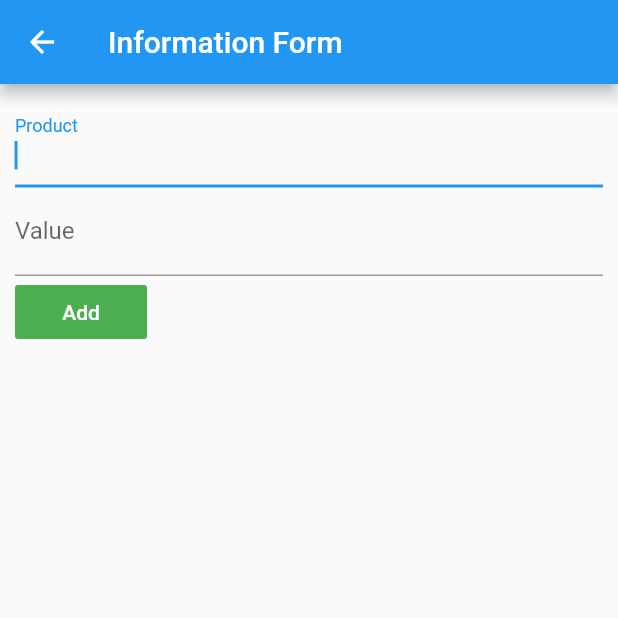
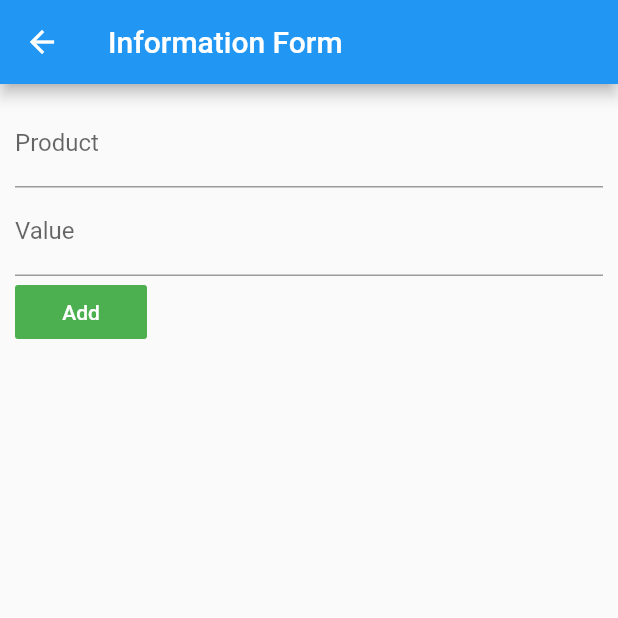
Before and after one commit to Washira/Flutter-items-list-and-database, a Flutter app: the screen it shows after launch, after a tap on the "add" icon, on a phone screen of 412 x 824 dp, the top half of it. Run offline on Flutter 3.47's test engine with Material 2 defaults, Android fonts, the phone set to English and light mode, and no system bars; our stand-ins replace sembast.

```diff
--- a/lib/main.dart
+++ b/lib/main.dart
@@ -1,5 +1,6 @@
 import 'package:flutter/material.dart';
 import 'package:flutter_database_1/providers/transaction_provider.dart';
+import 'package:flutter_database_1/screens/form_screen.dart';
 import 'package:flutter_database_1/screens/home_screen.dart';
 import 'package:provider/provider.dart';
 
@@ -40,6 +41,25 @@ class MyHomePage extends StatefulWidget {
 class _MyHomePageState extends State<MyHomePage> {
   @override
   Widget build(BuildContext context) {
-    return HomeScreen();
+    return DefaultTabController(
+        length: 2,
+        child: Scaffold(
+          backgroundColor: Colors.blue,
+          body: TabBarView(
+            children: [HomeScreen(), FormScreen()],
+          ),
+          bottomNavigationBar: TabBar(
+            tabs: [
+              Tab(
+                icon: Icon(Icons.list),
+                text: "รายการธุรกรรม",
+              ),
+              Tab(
+                icon: Icon(Icons.add),
+                text: "เพิ่มข้อมูล",
+              )
+            ],
+          ),
+        ));
   }
 }
--- a/lib/screens/form_screen.dart
+++ b/lib/screens/form_screen.dart
@@ -22,7 +22,7 @@ class FormScreen extends StatelessWidget {
               children: [
                 TextFormField(
                   decoration: InputDecoration(labelText: "Product"),
-                  autofocus: true,
+                  autofocus: false,
                   controller: titleController,
                   validator: (String str) {
                     if (str.isEmpty) {
```
